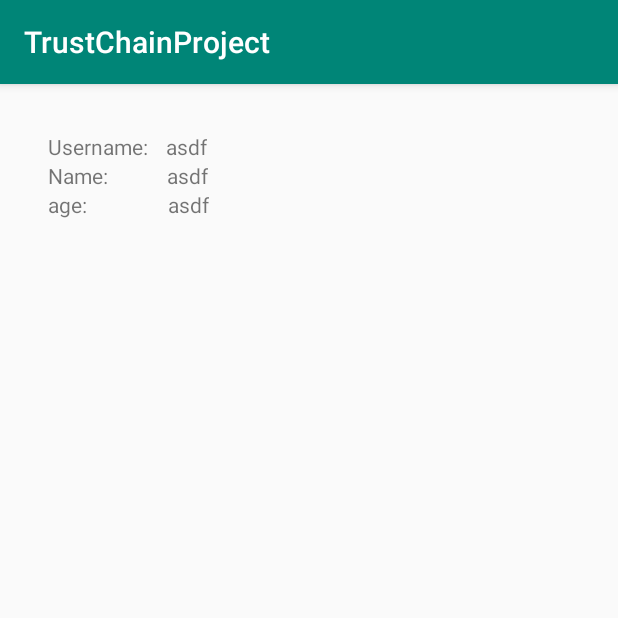
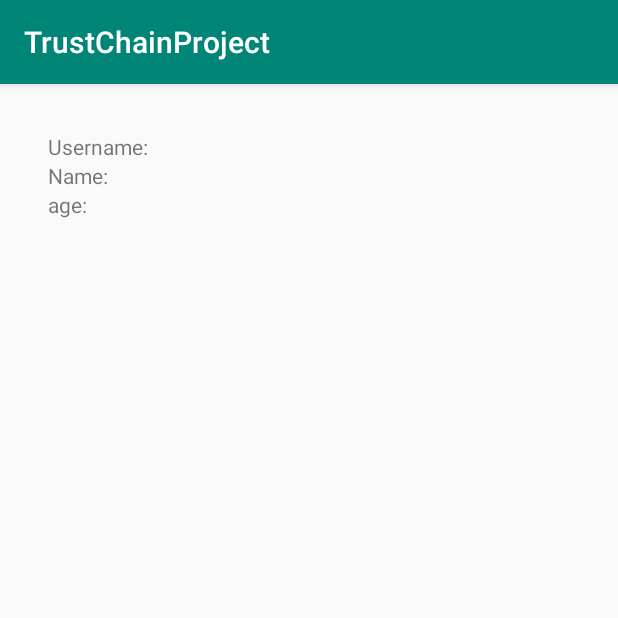
Before and after one commit to bartvs98/StudieLinkProject, an Android app: the DashboardActivity screen opened directly, with no data from a screen before it, on a phone screen of 412 x 824 dp, the top half of it. Run offline under Robolectric (Android 15) with nearby library versions, the phone set to English and light mode, and no system bars.

Commit message:
Fixed broken spacing

```diff
--- a/app/src/main/res/layout/content_main.xml
+++ b/app/src/main/res/layout/content_main.xml
@@ -24,14 +24,13 @@
             <TextView
                 android:layout_width="wrap_content"
                 android:layout_height="wrap_content"
-                android:paddingRight="12dp"
-                android:text="Username:" />
+                android:text="Username: " />
 
             <TextView
                 android:id="@+id/usernameData"
                 android:layout_width="wrap_content"
                 android:layout_height="wrap_content"
-                android:text="asdf" />
+                android:text="" />
 
         </LinearLayout>
 
@@ -43,14 +42,13 @@
             <TextView
                 android:layout_width="wrap_content"
                 android:layout_height="wrap_content"
-                android:paddingRight="39dp"
-                android:text="Name:" />
+                android:text="Name: " />
 
             <TextView
                 android:id="@+id/nameData"
                 android:layout_width="wrap_content"
                 android:layout_height="wrap_content"
-                android:text="asdf" />
+                android:text="" />
 
         </LinearLayout>
 
@@ -62,14 +60,13 @@
             <TextView
                 android:layout_width="wrap_content"
                 android:layout_height="wrap_content"
-                android:paddingRight="54dp"
-                android:text="age:" />
+                android:text="age: " />
 
             <TextView
                 android:id="@+id/ageData"
                 android:layout_width="wrap_content"
                 android:layout_height="wrap_content"
-                android:text="asdf" />
+                android:text="" />
 
         </LinearLayout>
 
```
